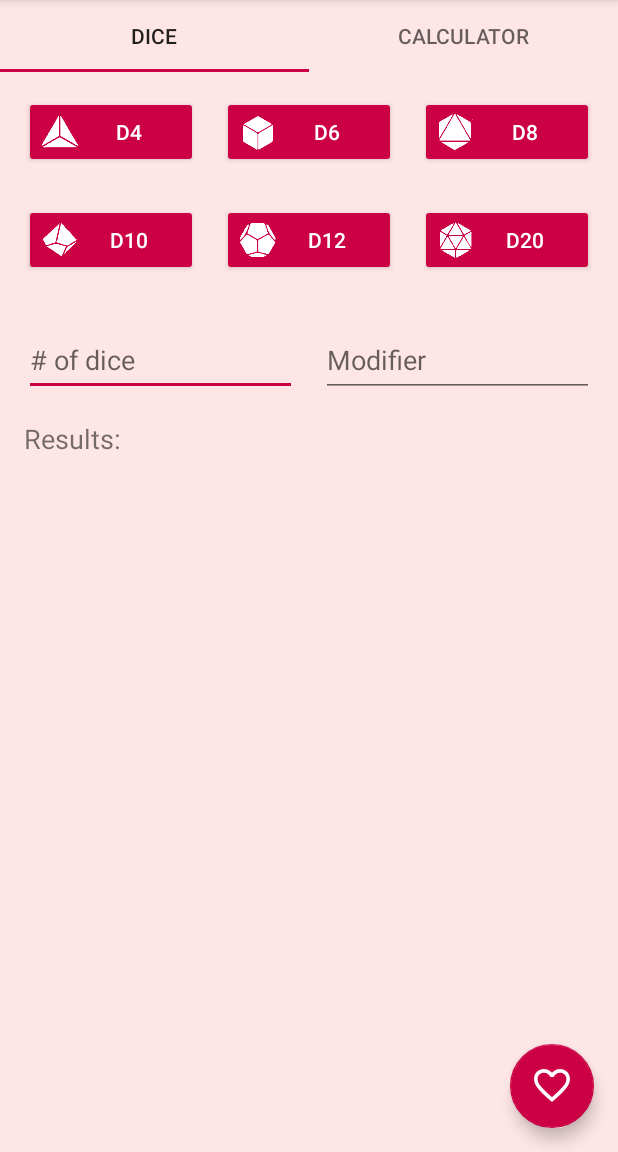
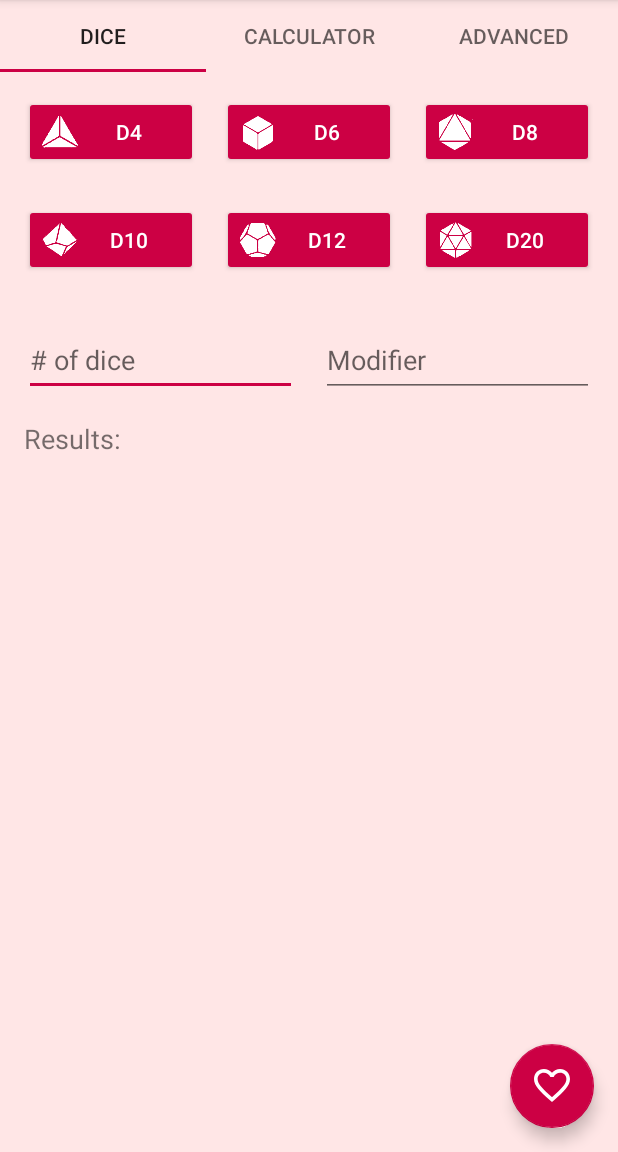
Before and after one commit to 0x65-e/tessera, an Android app: the screen it shows after launch (MainActivity), on a phone screen of 412 x 824 dp, the part 84-1236 px from its top. Run offline under Robolectric (Android 15) with nearby library versions, the phone set to English and light mode, and no system bars.

```diff
--- a/app/src/main/java/com/arucane/diceroller/MainActivity.java
+++ b/app/src/main/java/com/arucane/diceroller/MainActivity.java
@@ -59,7 +59,7 @@ public class MainActivity extends AppCompatActivity {
 
         vPager = findViewById(R.id.pager);
         tabLayout = findViewById(R.id.tabLayout);
-        vPager.setAdapter(new SectionsPagerAdapter(getSupportFragmentManager()));
+        vPager.setAdapter(new SectionsPagerAdapter(getSupportFragmentManager(), getResources().getStringArray(R.array.fragment_titles)));
         tabLayout.setupWithViewPager(vPager);
 
 
--- a/app/src/main/java/com/arucane/diceroller/fragments/SectionsPagerAdapter.java
+++ b/app/src/main/java/com/arucane/diceroller/fragments/SectionsPagerAdapter.java
@@ -1,20 +1,30 @@
 package com.arucane.diceroller.fragments;
 
+import androidx.annotation.NonNull;
 import androidx.fragment.app.Fragment;
 import androidx.fragment.app.FragmentManager;
 import androidx.fragment.app.FragmentStatePagerAdapter;
 
 public class SectionsPagerAdapter extends FragmentStatePagerAdapter {
 
-    private String titles[] = {"Dice", "Calculator"};
+    private final CharSequence[] titles;
 
-    public SectionsPagerAdapter(FragmentManager fm) {
+    /**
+     * Create a fragment pager adapter to serve fragments
+     * @param fm system FragmentManager to pass to super constructor
+     * @param fragmentTitles String array of fragment titles. Should have enough entries for the number
+     *                       of fragments that will be requested with getItem
+     */
+    public SectionsPagerAdapter(FragmentManager fm, CharSequence[] fragmentTitles) {
         super(fm, BEHAVIOR_RESUME_ONLY_CURRENT_FRAGMENT); // only the current fragment will be resumed, all other fragments will be stuck at started
+        titles = fragmentTitles;
     }
 
+    @NonNull
     @Override
     public Fragment getItem(int position) {
         if (position == 1) return CalculatorFragment.getInstance(position);
+        else if (position == 2) return AdvancedCalculatorFragment.getInstance();
         return DiceFragment.getInstance(position); // default
     }
 
@@ -24,6 +34,7 @@ public class SectionsPagerAdapter extends FragmentStatePagerAdapter {
     }
 
     public CharSequence getPageTitle(int position) {
+        if (position >= titles.length) return "";
         return titles[position];
     }
 }
--- a/app/src/main/res/values/strings.xml
+++ b/app/src/main/res/values/strings.xml
@@ -2,6 +2,12 @@
     <string name="app_name">Dice Roller</string>
     <string name="app_name_dark">Dice Roller Night</string>
     <string name="action_settings">Settings</string>
+
+    <string-array name="fragment_titles">
+        <item>Dice</item>
+        <item>Calculator</item>
+        <item>Advanced</item>
+    </string-array>
 
     <string-array name="dice">
         <item>d4</item>
```
